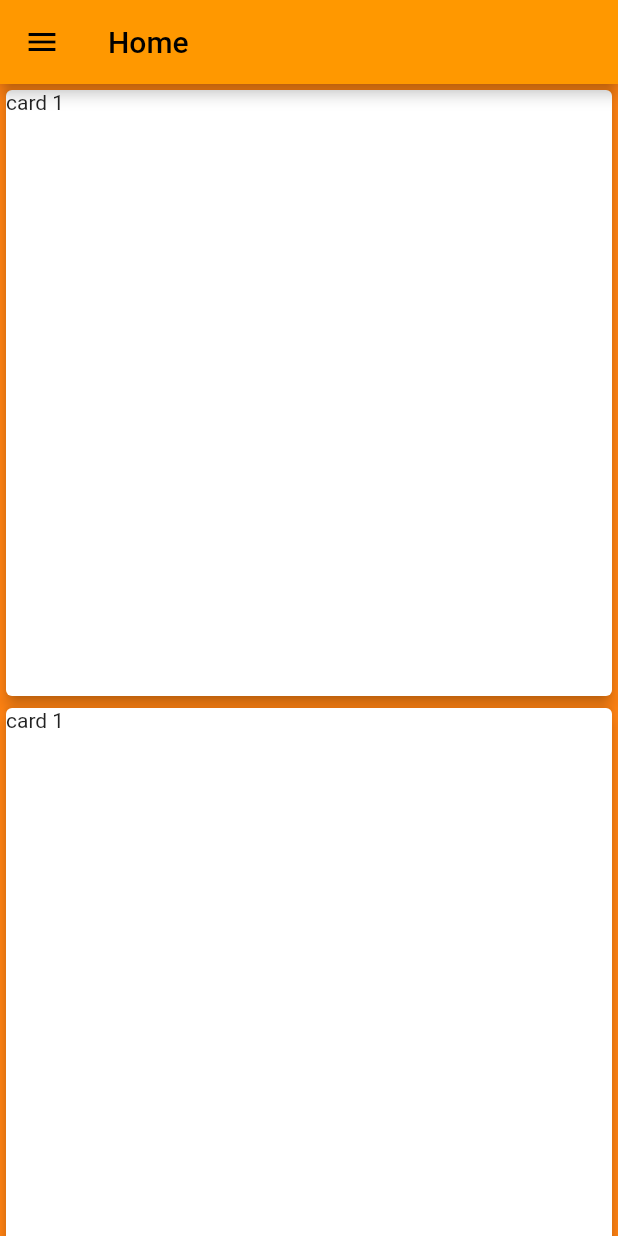
After one commit to Reactweb23/e_pedidos, a Flutter app: the HomePag screen opened directly, on a phone screen of 412 x 824 dp. The commit adds this screen. Run offline on Flutter 3.47's test engine with Material 2 defaults, Android fonts, the light colour scheme and no system bars; our stand-ins replace flutter_svg.

Commit message:
feat: created home page

```diff
--- /dev/null
+++ b/lib/pages/home_page.dart
@@ -0,0 +1,55 @@
+import 'package:flutter/material.dart';
+import 'package:flutter_svg/flutter_svg.dart';
+
+class HomePag extends StatefulWidget {
+  const HomePag({super.key});
+
+  @override
+  State<HomePag> createState() => _HomePagState();
+}
+
+class _HomePagState extends State<HomePag> {
+  @override
+  Widget build(BuildContext context) {
+    return SafeArea(
+      child: Scaffold(
+        backgroundColor: const Color.fromRGBO(255, 130, 18, 1),
+        appBar: AppBar(
+          title: const Text('Home')
+        ),
+        drawer: Drawer(
+          child: Column(
+            children: [
+              UserAccountsDrawerHeader(
+                decoration: const BoxDecoration(color: Colors.orange),
+                currentAccountPicture: CircleAvatar(
+                  /* backgroundColor: Colors.white, */
+                  child: SvgPicture.asset('lib/assets/logo.svg'),
+                ),
+                accountName: const Text("E-Peedidos"),
+                accountEmail: const Text("email@email.com"))
+            ])
+        ),
+        body: ListView(
+          children: [
+            SizedBox(
+              height: MediaQuery.of(context).size.height * 0.5,
+              width: MediaQuery.of(context).size.width,
+              child: const Card(
+                elevation: 4,
+                child: Text('card 1'),
+              ),
+            ),
+            SizedBox(
+              height: MediaQuery.of(context).size.height * 0.5,
+              width: MediaQuery.of(context).size.width,
+              child: const Card(
+                elevation: 4,
+                child: Text('card 1'),
+              ),
+            )
+          ],
+        ),
+      ));
+  }
+}
--- a/lib/pages/register_page.dart
+++ b/lib/pages/register_page.dart
@@ -41,7 +41,7 @@ class _RegisterPageState extends State<RegisterPage> {
                       height: 20,
                     ),
                     isRegistered
-                        ? Container(
+                        ? SizedBox(
                             height: MediaQuery.of(context).size.height,
                             child: Column(
                               mainAxisAlignment: MainAxisAlignment.center,
```
Also changed, not shown: lib/pages/login_page.dart (+38 -12 lines).
